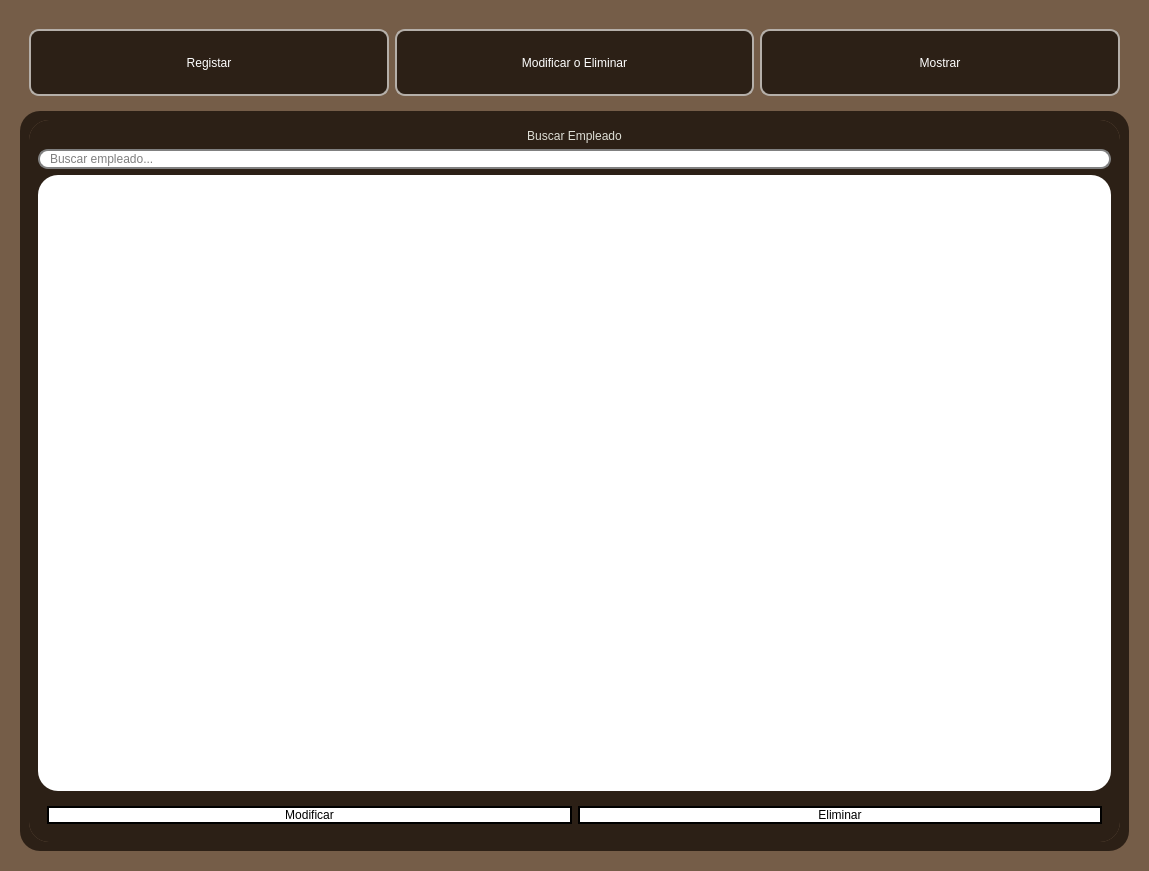
Before: the Qt Designer form ui/empleados.ui in n1enkew/Sistema-de-Empleados, drawn with Qt 5.
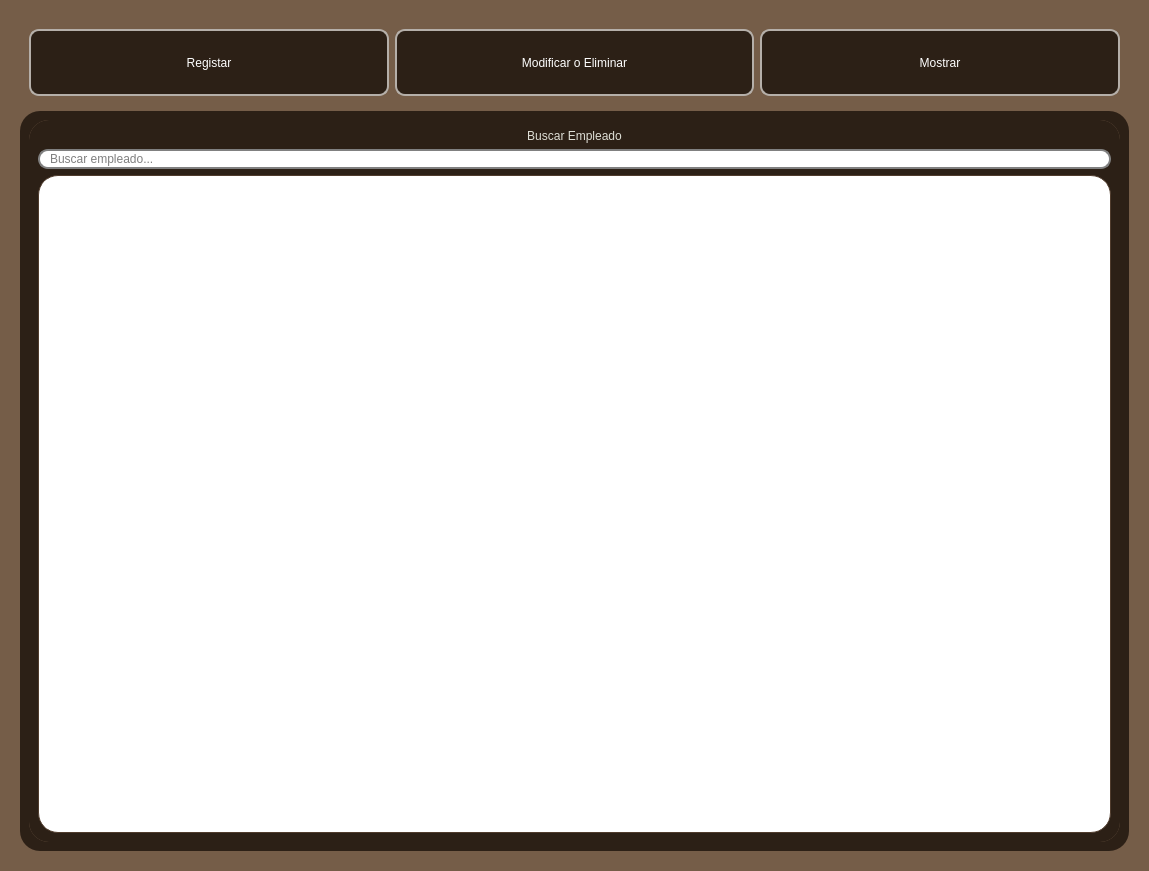
After: the same form once the commit is applied. The open tabs and pages were chosen to show the change.

Commit message: Add searchable, paginated employee table

Patch:
```diff
--- a/ui/empleados.ui
+++ b/ui/empleados.ui
@@ -224,6 +224,46 @@
 	color: black;
 }
 
+/* Estilo general de la tabla */
+QTableView {
+    background-color: rgb(44, 32, 22);
+    color: black;
+    gridline-color: rgb(70, 55, 40);
+    border: 1px solid rgb(80, 60, 45);
+    border-radius: 10px;
+    font-size: 13px;
+    selection-background-color: rgb(117, 93, 72);
+    selection-color: rgb(85, 65, 50);
+}
+
+/* Estilo de las celdas individuales */
+QTableView::item {
+    padding: 8px;
+    border-bottom: 1px solid rgb(60, 45, 35);
+}
+
+/* Efecto Hover (cuando pasas el mouse por una fila)
+QTableView::item:hover {
+    background-color: rgb(85, 65, 50);
+}
+
+ Estilo de las cabeceras (Los nombres de las columnas) */
+QHeaderView::section {
+    background-color: rgb(30, 22, 15);
+    color: #D2B48C; /* Color canela/tan */
+    padding: 10px;
+    border: none;
+    border-right: 1px solid rgb(60, 45, 35);
+    border-bottom: 2px solid rgb(117, 93, 72);
+    font-weight: bold;
+    font-size: 14px;
+}
+
+/* Estilo para las esquinas superiores */
+QTableCornerButton::section {
+    background-color: rgb(30, 22, 15);
+    border: none;
+}
 </string>
            </property>
            <property name="currentIndex">
@@ -2068,83 +2108,10 @@
               </widget>
              </item>
              <item>
-              <widget class="QTableView" name="tabla_empleados"/>
-             </item>
-             <item>
-              <widget class="QFrame" name="frame_4">
-               <property name="sizePolicy">
-                <sizepolicy hsizetype="Expanding" vsizetype="Fixed">
-                 <horstretch>0</horstretch>
-                 <verstretch>0</verstretch>
-                </sizepolicy>
-               </property>
-               <property name="styleSheet">
-                <string notr="true">QPushButton{
-    border: 2px solid black;
-    border-radius: 10px;
-    padding: 0 8px;
-    background: white;
-font: 400 12pt &quot;Lexend&quot;;
-color: black;
-}
-
-QPushButton:hover{
-background-color: qlineargradient(spread:pad, x1:0, y1:0, x2:1, y2:0, stop:0 rgba(44, 32, 22, 255), stop:1 rgba(181, 175, 169, 255));
-
-}
-
-QPushButton:pressed {
-    background-color: rgb(117, 93, 72); /* El color que quieras al hacer clic */
-    border: 2px solid rgb(44, 32, 22);   /* Opcional: cambiar el borde también */
-}
-</string>
-               </property>
-               <property name="frameShape">
-                <enum>QFrame::StyledPanel</enum>
-               </property>
-               <property name="frameShadow">
-                <enum>QFrame::Raised</enum>
-               </property>
-               <layout class="QHBoxLayout" name="horizontalLayout_4">
-                <item>
-                 <widget class="QPushButton" name="btn_modificar">
-                  <property name="sizePolicy">
-                   <sizepolicy hsizetype="Expanding" vsizetype="Fixed">
-                    <horstretch>0</horstretch>
-                    <verstretch>0</verstretch>
-                   </sizepolicy>
-                  </property>
-                  <property name="maximumSize">
-                   <size>
-                    <width>16777215</width>
-                    <height>16777215</height>
-                   </size>
-                  </property>
-                  <property name="text">
-                   <string>Modificar</string>
-                  </property>
-                 </widget>
-                </item>
-                <item>
-                 <widget class="QPushButton" name="btn_eliminar">
-                  <property name="sizePolicy">
-                   <sizepolicy hsizetype="Expanding" vsizetype="Expanding">
-                    <horstretch>0</horstretch>
-                    <verstretch>0</verstretch>
-                   </sizepolicy>
-                  </property>
-                  <property name="maximumSize">
-                   <size>
-                    <width>16777215</width>
-                    <height>16777215</height>
-                   </size>
-                  </property>
-                  <property name="text">
-                   <string>Eliminar</string>
-                  </property>
-                 </widget>
-                </item>
-               </layout>
+              <widget class="QTableView" name="tabla_empleados">
+               <attribute name="horizontalHeaderStretchLastSection">
+                <bool>true</bool>
+               </attribute>
               </widget>
              </item>
             </layout>
```
Left out of the diff: 4 changed lines with no effect on the pictures. The commit also changes 1 other file.
